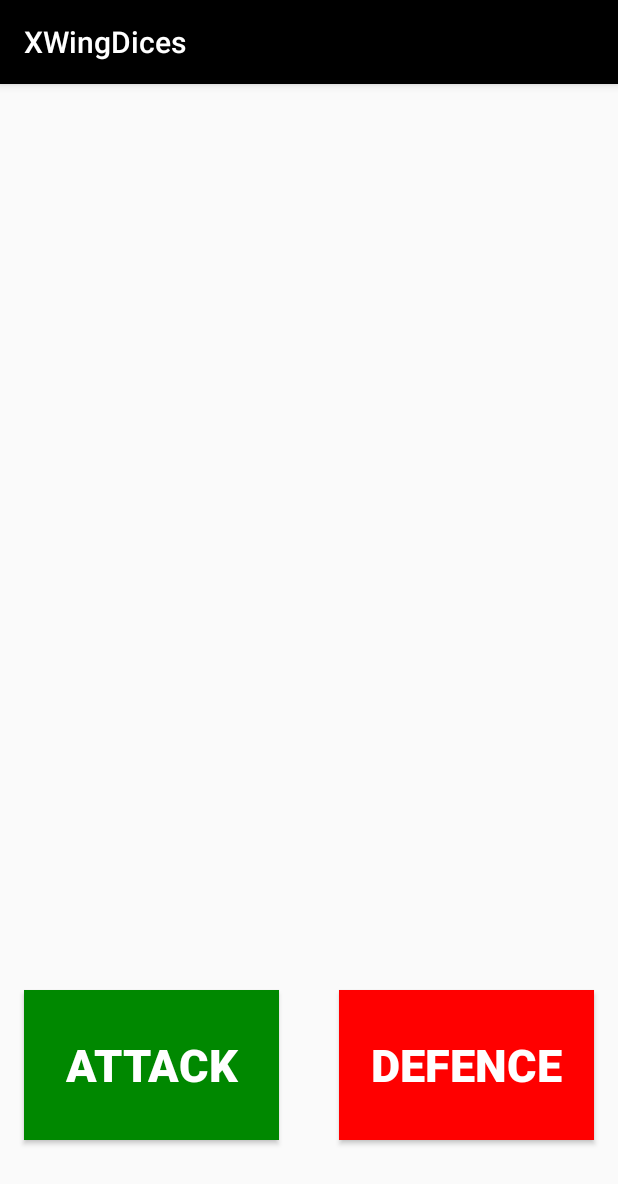
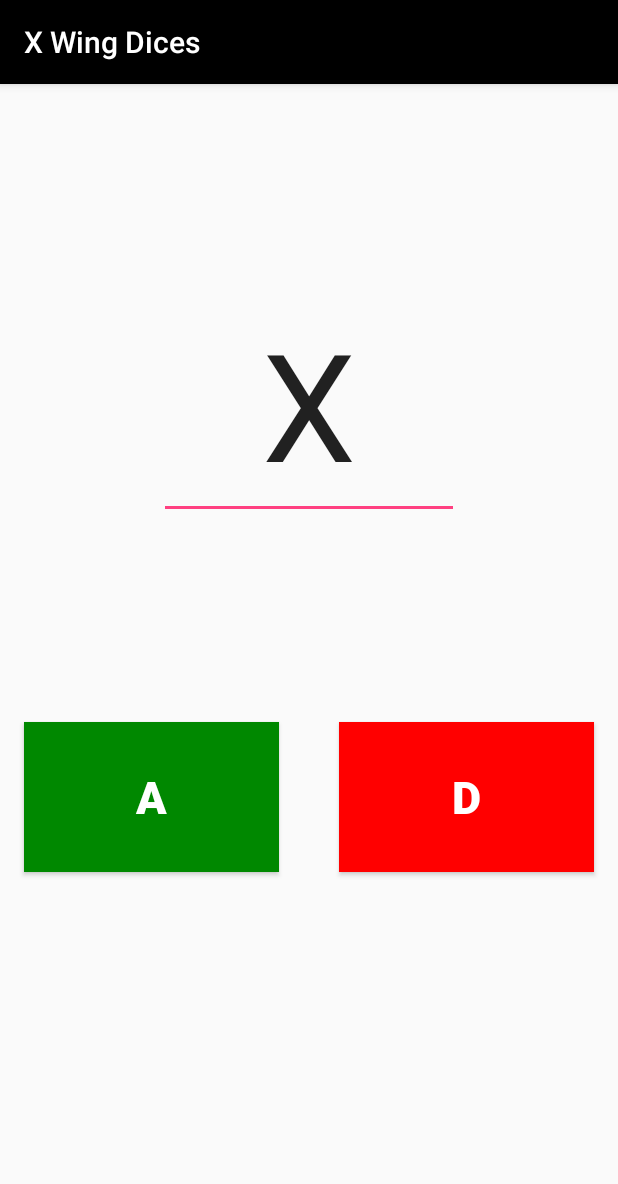
Before and after one commit to cl4pper/android-apps, an Android app: the screen it shows after launch (MainActivity), on a phone screen of 412 x 824 dp. Shown: the top 1184 px of the screen. Run offline under Robolectric (Android 15) with nearby library versions, the phone set to English and light mode, and no system bars.

Commit message:
MainAtivity full style.

```diff
--- a/XWingDices/app/src/main/AndroidManifest.xml
+++ b/XWingDices/app/src/main/AndroidManifest.xml
@@ -9,7 +9,8 @@
         android:roundIcon="@mipmap/ic_launcher_round"
         android:supportsRtl="true"
         android:theme="@style/AppTheme">
-        <activity android:name=".MainActivity">
+        <activity android:name=".MainActivity"
+            android:screenOrientation="portrait">
             <intent-filter>
                 <action android:name="android.intent.action.MAIN" />
 
--- a/XWingDices/app/src/main/res/layout/activity_main.xml
+++ b/XWingDices/app/src/main/res/layout/activity_main.xml
@@ -11,32 +11,54 @@
         android:id="@+id/button"
         android:layout_width="wrap_content"
         android:layout_height="wrap_content"
-        android:layout_marginBottom="64dp"
+        android:layout_marginBottom="116dp"
         android:layout_marginStart="16dp"
+        android:layout_marginTop="8dp"
         android:width="170dp"
         android:height="100dp"
         android:background="#008800"
-        android:text="Attack"
+        android:text="A"
         android:textColor="#FFFFFF"
         android:textSize="30dp"
         android:textStyle="bold"
         app:layout_constraintBottom_toBottomOf="parent"
-        app:layout_constraintStart_toStartOf="parent" />
+        app:layout_constraintStart_toStartOf="parent"
+        app:layout_constraintTop_toBottomOf="@+id/editText" />
 
     <Button
         android:id="@+id/button"
         android:layout_width="wrap_content"
         android:layout_height="wrap_content"
-        android:layout_marginBottom="64dp"
+        android:layout_marginBottom="116dp"
         android:layout_marginEnd="16dp"
+        android:layout_marginTop="8dp"
         android:width="170dp"
         android:height="100dp"
         android:background="#FF0000"
-        android:text="Defence"
+        android:text="D"
         android:textColor="#FFFFFF"
         android:textSize="30dp"
         android:textStyle="bold"
         app:layout_constraintBottom_toBottomOf="parent"
-        app:layout_constraintEnd_toEndOf="parent" />
+        app:layout_constraintEnd_toEndOf="parent"
+        app:layout_constraintTop_toBottomOf="@+id/editText" />
+
+    <EditText
+        android:id="@+id/editText"
+        android:layout_width="wrap_content"
+        android:layout_height="wrap_content"
+        android:layout_marginEnd="8dp"
+        android:layout_marginStart="8dp"
+        android:layout_marginTop="136dp"
+        android:width="200dp"
+        android:height="200dp"
+        android:ems="10"
+        android:inputType="number"
+        android:text="X"
+        android:textAlignment="center"
+        android:textSize="100dp"
+        app:layout_constraintEnd_toEndOf="parent"
+        app:layout_constraintStart_toStartOf="parent"
+        app:layout_constraintTop_toTopOf="parent" />
 
 </android.support.constraint.ConstraintLayout>
--- a/XWingDices/app/src/main/res/values/strings.xml
+++ b/XWingDices/app/src/main/res/values/strings.xml
@@ -1,3 +1,3 @@
 <resources>
-    <string name="app_name">XWingDices</string>
+    <string name="app_name">X Wing Dices</string>
 </resources>
```
